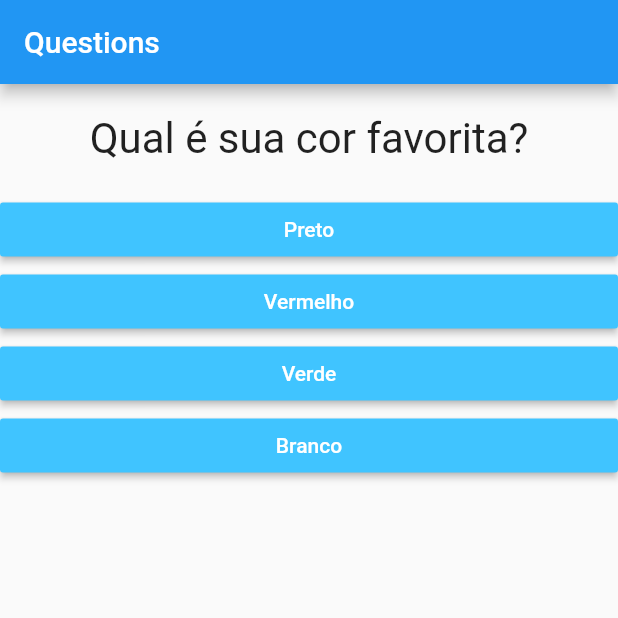
After one commit to matheus-paulino/init-dart, a Flutter app: the screen it shows after launch, on a phone screen of 412 x 824 dp, the top half of it. The commit adds this screen. Run offline on Flutter 3.47's test engine with Material 2 defaults, Android fonts, the phone set to English and light mode, and no system bars.

Commit message:
widget quiz

```diff
--- a/lib/main.dart
+++ b/lib/main.dart
@@ -1,9 +1,7 @@
 import 'package:flutter/material.dart';
 
-import './question.dart';
-import 'answer.dart';
+import './quiz.dart';
 import './result.dart';
-
 
 main() {
   runApp(new AskApp());
@@ -29,8 +27,6 @@ class QuestionAppState extends State<AskApp> {
         _askSelected++;
       });
     }
-
-    print(_askSelected);
   }
 
   bool get hasQuestionSelected {
@@ -39,9 +35,6 @@ class QuestionAppState extends State<AskApp> {
 
   @override
   Widget build(BuildContext context) {
-    List<String> responses =
-        hasQuestionSelected ? _questions[_askSelected]['reponses'] : null;
-
     /* List<Widget> answersWidgets =
         responses.map((r) => Answer(r, _response)).toList(); */
     /* for (String questionAnswer in responses) {
@@ -50,18 +43,16 @@ class QuestionAppState extends State<AskApp> {
 
     return new MaterialApp(
       home: new Scaffold(
-        appBar: new AppBar(
-          title: Text('Questions'),
-        ),
-        body: hasQuestionSelected
-            ? Column(
-                children: <Widget>[
-                  new Question(_questions[_askSelected]['question']),
-                  ...responses.map((t) => Answer(t, _response)).toList()
-                ],
-              )
-            : Result()
-      ),
+          appBar: new AppBar(
+            title: Text('Questions'),
+          ),
+          body: hasQuestionSelected
+              ? Quiz(
+                  questions: _questions,
+                  answerSelected: _askSelected,
+                  onAnswer: _response,
+                )
+              : Result()),
     );
   }
 }
--- /dev/null
+++ b/lib/quiz.dart
@@ -0,0 +1,33 @@
+import 'package:flutter/material.dart';
+
+import 'answer.dart';
+import 'question.dart';
+
+class Quiz extends StatelessWidget {
+  final List<Map<String, Object>> questions;
+  final int answerSelected;
+  final void Function() onAnswer;
+
+  Quiz({
+    @required this.questions,
+    @required this.answerSelected,
+    @required this.onAnswer,
+  });
+
+  bool get hasQuestionSelected {
+    return answerSelected < questions.length;
+  }
+
+  @override
+  Widget build(BuildContext context) {
+    List<String> responses =
+        hasQuestionSelected ? questions[answerSelected]['reponses'] : null;
+
+    return new Column(
+      children: <Widget>[
+        new Question(questions[answerSelected]['question']),
+        ...responses.map((t) => Answer(t, onAnswer)).toList()
+      ],
+    );
+  }
+}
```
